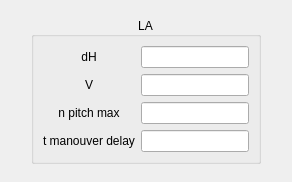
Qt form mainwindow/lainitialframe.ui (Yegres5/diploma) before a commit.
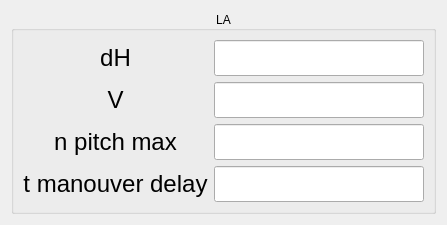
The same form after that commit.

Diff of the .ui file:
```diff
--- a/mainwindow/lainitialframe.ui
+++ b/mainwindow/lainitialframe.ui
@@ -6,8 +6,8 @@
    <rect>
     <x>0</x>
     <y>0</y>
-    <width>292</width>
-    <height>182</height>
+    <width>371</width>
+    <height>198</height>
    </rect>
   </property>
   <property name="windowTitle">
@@ -54,6 +54,11 @@
             <verstretch>0</verstretch>
            </sizepolicy>
           </property>
+          <property name="font">
+           <font>
+            <pointsize>18</pointsize>
+           </font>
+          </property>
           <property name="text">
            <string>n pitch max</string>
           </property>
@@ -70,6 +75,11 @@
             <verstretch>0</verstretch>
            </sizepolicy>
           </property>
+          <property name="font">
+           <font>
+            <pointsize>18</pointsize>
+           </font>
+          </property>
          </widget>
         </item>
        </layout>
@@ -84,6 +94,11 @@
             <verstretch>0</verstretch>
            </sizepolicy>
           </property>
+          <property name="font">
+           <font>
+            <pointsize>18</pointsize>
+           </font>
+          </property>
           <property name="text">
            <string>V</string>
           </property>
@@ -100,6 +115,11 @@
             <verstretch>0</verstretch>
            </sizepolicy>
           </property>
+          <property name="font">
+           <font>
+            <pointsize>18</pointsize>
+           </font>
+          </property>
          </widget>
         </item>
        </layout>
@@ -114,6 +134,11 @@
             <verstretch>0</verstretch>
            </sizepolicy>
           </property>
+          <property name="font">
+           <font>
+            <pointsize>18</pointsize>
+           </font>
+          </property>
           <property name="text">
            <string>dH</string>
           </property>
@@ -130,6 +155,11 @@
             <verstretch>0</verstretch>
            </sizepolicy>
           </property>
+          <property name="font">
+           <font>
+            <pointsize>18</pointsize>
+           </font>
+          </property>
          </widget>
         </item>
        </layout>
@@ -144,6 +174,11 @@
             <verstretch>0</verstretch>
            </sizepolicy>
           </property>
+          <property name="font">
+           <font>
+            <pointsize>18</pointsize>
+           </font>
+          </property>
           <property name="text">
            <string>t manouver delay</string>
           </property>
@@ -160,6 +195,11 @@
             <verstretch>0</verstretch>
            </sizepolicy>
           </property>
+          <property name="font">
+           <font>
+            <pointsize>18</pointsize>
+           </font>
+          </property>
          </widget>
         </item>
        </layout>
```
